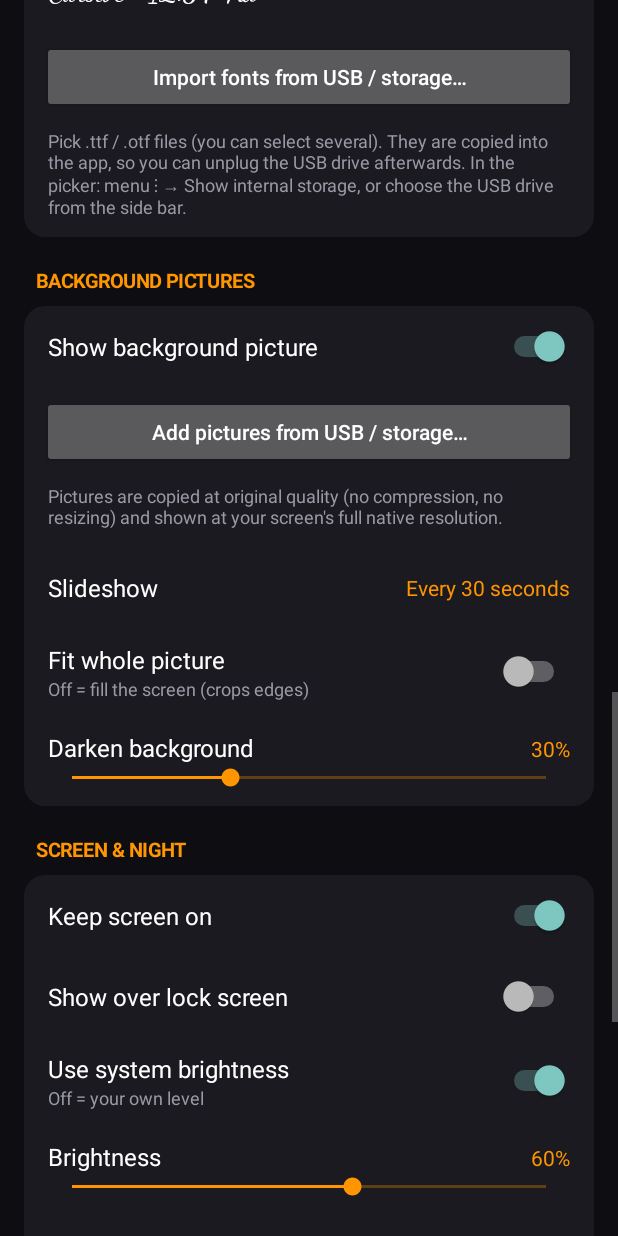
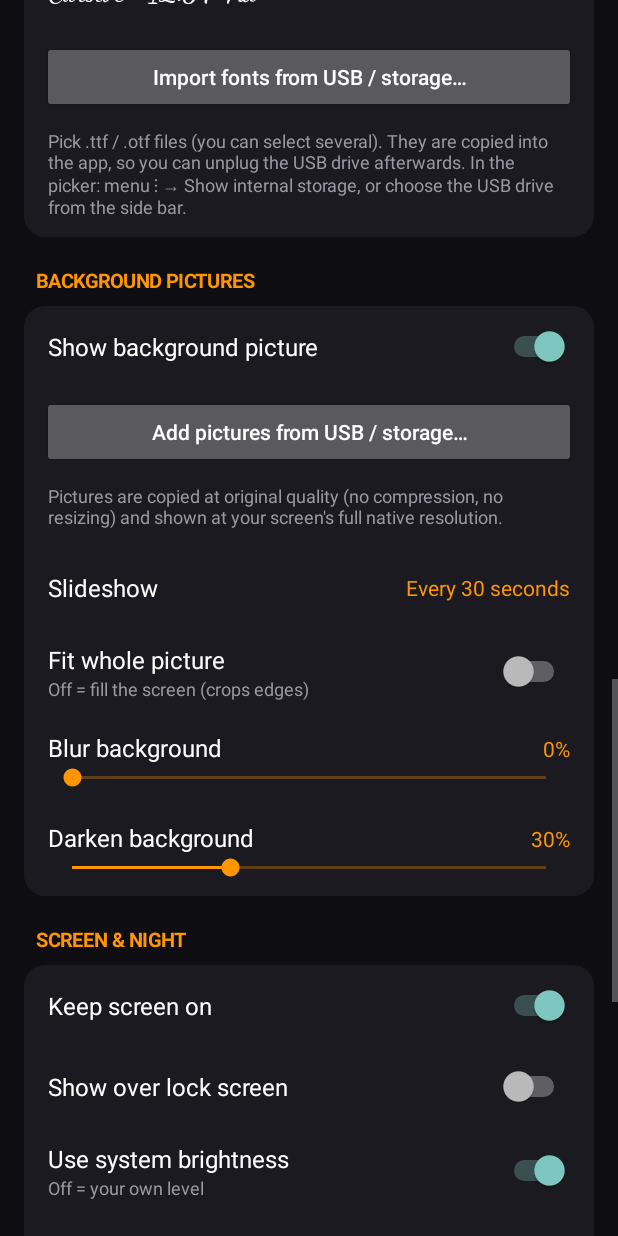
Before and after one commit to RaulFreakydumpyass/standby, an Android app: the SettingsActivity screen opened directly, with no data from a screen before it, scrolled down 1730 dp, on a phone screen of 412 x 824 dp. Run offline under Robolectric (Android 15) with nearby library versions, the phone set to English and light mode, and no system bars.

Commit message:
Add slider for background blur setting

```diff
--- a/app/src/main/java/com/standby/clock/SettingsActivity.java
+++ b/app/src/main/java/com/standby/clock/SettingsActivity.java
@@ -282,6 +282,7 @@ public class SettingsActivity extends Activity {
         choice(c, "Slideshow", new String[]{"Off (use selected picture)", "Every 10 seconds", "Every 30 seconds",
                 "Every minute", "Every 5 minutes", "Every 15 minutes"}, "slide");
         sw(c, "Fit whole picture", "Off = fill the screen (crops edges)", "fit");
+        slider(c, "Blur background", "blur", 0, 100, "%");
         slider(c, "Darken background", "dim", 0, 90, "%");
 
         // ---- screen
```
